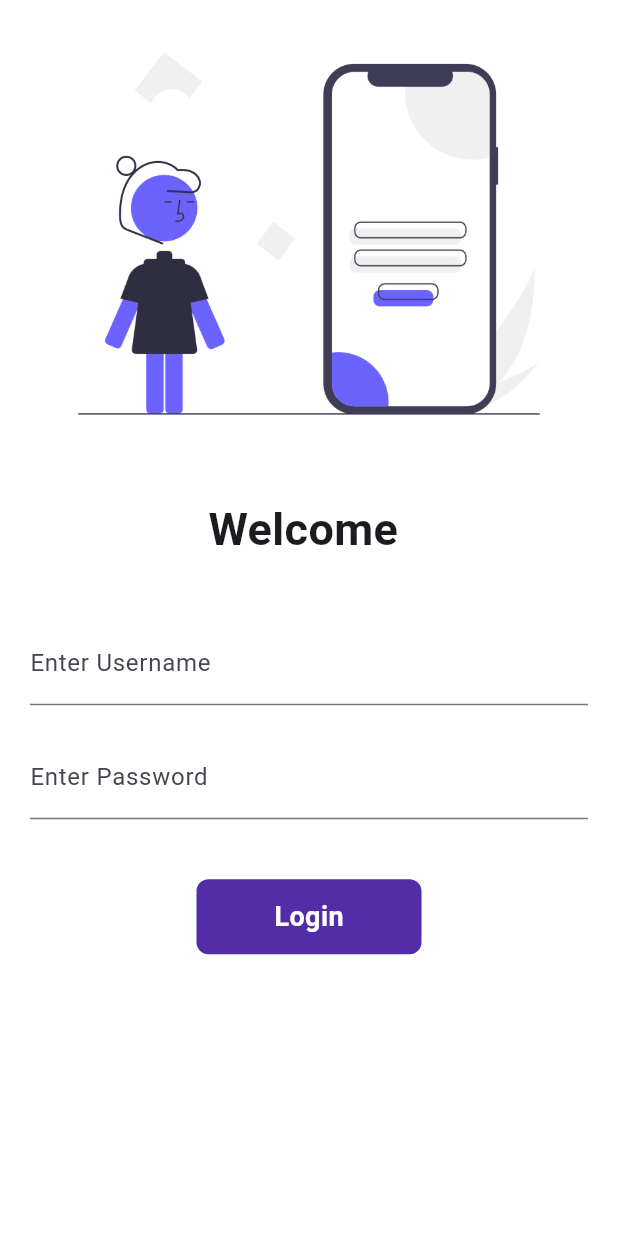
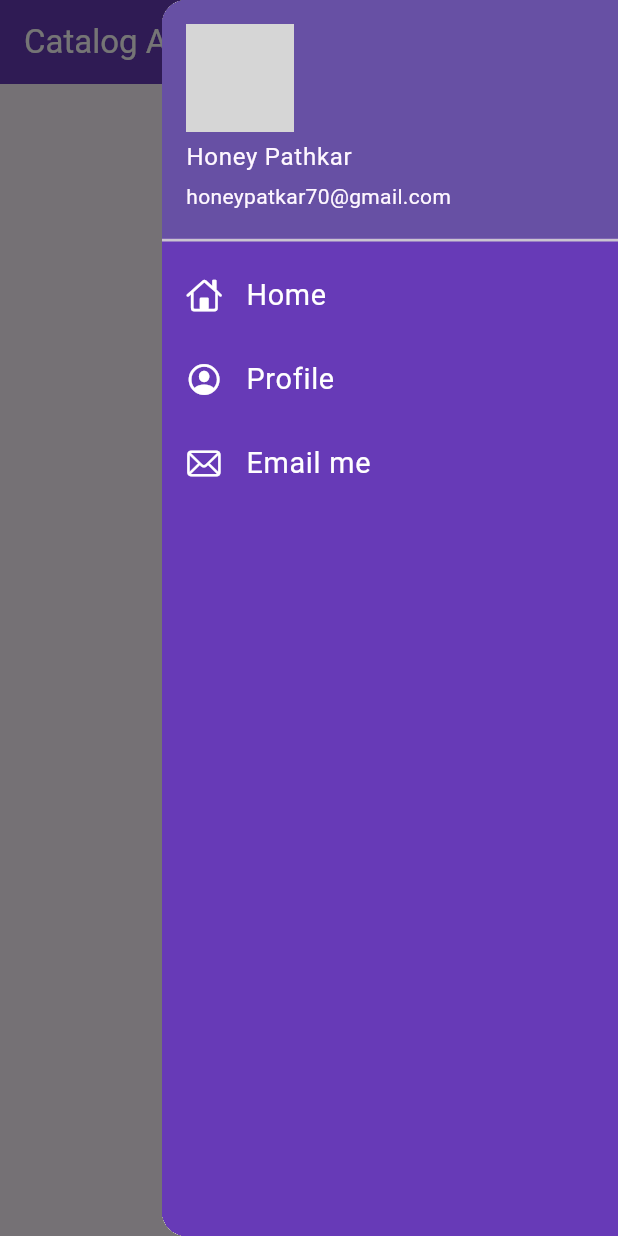
Before and after one commit to honeypathkar/Catalog_App, a Flutter app: the screen it shows after launch, with the side drawer open (before the commit the screen has no drawer), on a phone screen of 412 x 824 dp. Run offline on Flutter 3.47's test engine with Material 3 defaults, Android fonts, the phone set to English and light mode, and no system bars; network calls fail; grey boxes are pictures that could not be loaded.

Commit message:
Adding details in Drawer

```diff
--- a/lib/main.dart
+++ b/lib/main.dart
@@ -14,12 +14,12 @@ class MyApp extends StatelessWidget {
   Widget build(BuildContext context) {
     return MaterialApp(
       theme: ThemeData(
-        primarySwatch: Colors.blue,
+        primarySwatch: Colors.deepPurple,
         useMaterial3: true,
       ),
       themeMode: ThemeMode.system,
       debugShowCheckedModeBanner: false,
-      home: const LoginPage(), // Set HomePage as the starting page
+      initialRoute: MyRoute.homeRoute, // Set homeRoute as the initial route
       routes: {
         MyRoute.loginRoute: (context) => const LoginPage(),
         MyRoute.homeRoute: (context) => HomePage(),
--- a/lib/pages/home_page.dart
+++ b/lib/pages/home_page.dart
@@ -1,4 +1,5 @@
 import 'package:flutter/material.dart';
+import 'package:shopping_cart/widgets/myDrawer.dart';
 
 // ignore: use_key_in_widget_constructors
 class HomePage extends StatelessWidget {
@@ -6,15 +7,19 @@ class HomePage extends StatelessWidget {
   Widget build(BuildContext context) {
     return Scaffold(
       appBar: AppBar(
-          title: const Text("Catalog App"),
-          backgroundColor: Theme.of(context).colorScheme.inversePrimary),
+        title: const Text(
+          "Catalog App",
+          style: TextStyle(color: Colors.white),
+        ),
+        backgroundColor: Colors.deepPurple,
+      ),
       body: Center(
         // ignore: avoid_unnecessary_containers
         child: Container(
           child: const Text("Welcome to Catalog App"),
         ),
       ),
-      endDrawer: const Drawer(),
+      endDrawer: const Mydrawer(),
     );
   }
 }
--- a/lib/pages/login_page.dart
+++ b/lib/pages/login_page.dart
@@ -5,26 +5,20 @@ class LoginPage extends StatefulWidget {
   const LoginPage({super.key});
 
   @override
-  State<LoginPage> createState() => _LoginPageState();
+  // ignore: library_private_types_in_public_api
+  _LoginPageState createState() => _LoginPageState();
 }
 
 class _LoginPageState extends State<LoginPage> {
   String name = "";
   bool changeButton = false;
+
   final _formKey = GlobalKey<FormState>();
-  final TextEditingController _usernameController = TextEditingController();
-
-  @override
-  void dispose() {
-    _usernameController.dispose();
-    super.dispose();
-  }
 
   moveToHome(BuildContext context) async {
     if (_formKey.currentState!.validate()) {
       setState(() {
         changeButton = true;
-        name = _usernameController.text; // Update the name variable
       });
       await Future.delayed(const Duration(seconds: 1));
       // ignore: use_build_context_synchronously
@@ -49,55 +43,59 @@ class _LoginPageState extends State<LoginPage> {
                   fit: BoxFit.cover,
                 ),
                 const SizedBox(
-                height: 20,
+                  height: 20.0,
                 ),
                 Text(
                   "Welcome $name",
-                style:
-                    const TextStyle(fontSize: 30, fontWeight: FontWeight.bold),
+                  style: const TextStyle(
+                    fontSize: 28,
+                    fontWeight: FontWeight.bold,
+                  ),
                 ),
                 const SizedBox(
-                height: 20,
+                  height: 20.0,
                 ),
                 Padding(
-                padding:
-                    const EdgeInsets.symmetric(horizontal: 20, vertical: 20),
+                  padding: const EdgeInsets.symmetric(
+                      vertical: 16.0, horizontal: 32.0),
                   child: Column(
                     children: [
                       TextFormField(
-                      controller: _usernameController,
                         decoration: const InputDecoration(
-                        labelText: "Enter Username",
+                          labelText: "Username",
                         ),
                         validator: (value) {
                           if (value!.isEmpty) {
                             return "Username cannot be empty";
                           }
+
                           return null;
                         },
-                    ),
-                    const SizedBox(
-                      height: 20,
+                        onChanged: (value) {
+                          name = value;
+                          setState(() {});
+                        },
                       ),
                       TextFormField(
                         obscureText: true,
                         decoration: const InputDecoration(
-                        labelText: "Enter Password",
+                          labelText: "Password",
                         ),
                         validator: (value) {
                           if (value!.isEmpty) {
                             return "Password cannot be empty";
                           } else if (value.length < 6) {
-                          return "Password length should be at least 6";
+                            return "Password length should be atleast 6";
                           }
+
                           return null;
                         },
                       ),
                       const SizedBox(
-                      height: 40,
+                        height: 40.0,
                       ),
                       Material(
-                      color: Colors.deepPurple.shade700,
+                        color: Colors.deepPurple,
                         borderRadius:
                             BorderRadius.circular(changeButton ? 50 : 8),
                         child: InkWell(
@@ -119,13 +117,15 @@ class _LoginPageState extends State<LoginPage> {
                                         fontWeight: FontWeight.bold,
                                         fontSize: 18),
                                   ),
-                          )),
+                          ),
+                        ),
+                      ),
+                    ],
+                  ),
                 )
               ],
             ),
           ),
-            ],
-          ),
-        )));
+        ));
   }
 }
--- /dev/null
+++ b/lib/widgets/myDrawer.dart
@@ -0,0 +1,75 @@
+// ignore: file_names
+import 'package:flutter/cupertino.dart';
+import 'package:flutter/material.dart';
+
+class Mydrawer extends StatelessWidget {
+  const Mydrawer({super.key});
+
+  @override
+  Widget build(BuildContext context) {
+    const imageUrl = "https://avatars.githubusercontent.com/u/128126021?v=4";
+    return Drawer(
+      child: Container(
+        color: Colors.deepPurple,
+        child: ListView(
+          padding: EdgeInsets.zero,
+          children: const [
+            DrawerHeader(
+              padding: EdgeInsets.zero,
+              child: UserAccountsDrawerHeader(
+                margin: EdgeInsets.zero,
+                accountName: Text("Honey Pathkar"),
+                accountEmail: Text("honeypatkar70@gmail.com"),
+                currentAccountPicture: CircleAvatar(
+                  backgroundImage: NetworkImage(imageUrl),
+                ),
+              ),
+            ),
+            ListTile(
+              leading: Icon(
+                CupertinoIcons.home,
+                color: Colors.white,
+              ),
+              title: Text(
+                "Home",
+                // ignore: deprecated_member_use
+                textScaleFactor: 1.2,
+                style: TextStyle(
+                  color: Colors.white,
+                ),
+              ),
+            ),
+            ListTile(
+              leading: Icon(
+                CupertinoIcons.profile_circled,
+                color: Colors.white,
+              ),
+              title: Text(
+                "Profile",
+                // ignore: deprecated_member_use
+                textScaleFactor: 1.2,
+                style: TextStyle(
+                  color: Colors.white,
+                ),
+              ),
+            ),
+            ListTile(
+              leading: Icon(
+                CupertinoIcons.mail,
+                color: Colors.white,
+              ),
+              title: Text(
+                "Email me",
+                // ignore: deprecated_member_use
+                textScaleFactor: 1.2,
+                style: TextStyle(
+                  color: Colors.white,
+                ),
+              ),
+            )
+          ],
+        ),
+      ),
+    );
+  }
+}
```
Lines whose indentation alone changed are shown as unchanged.
